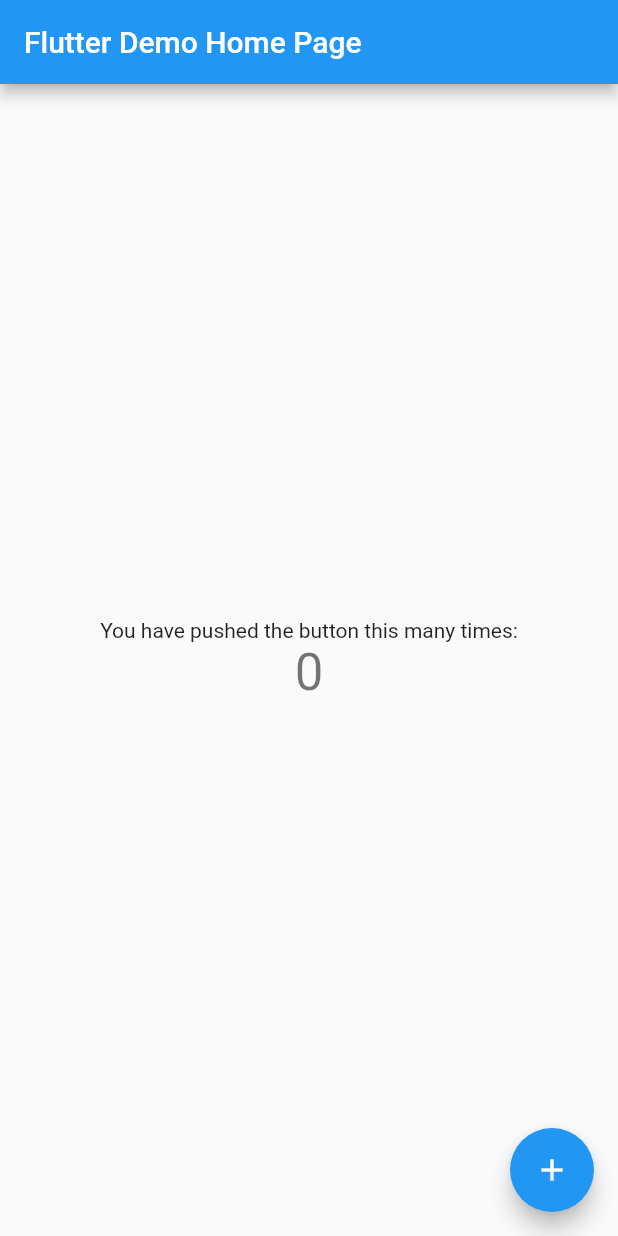
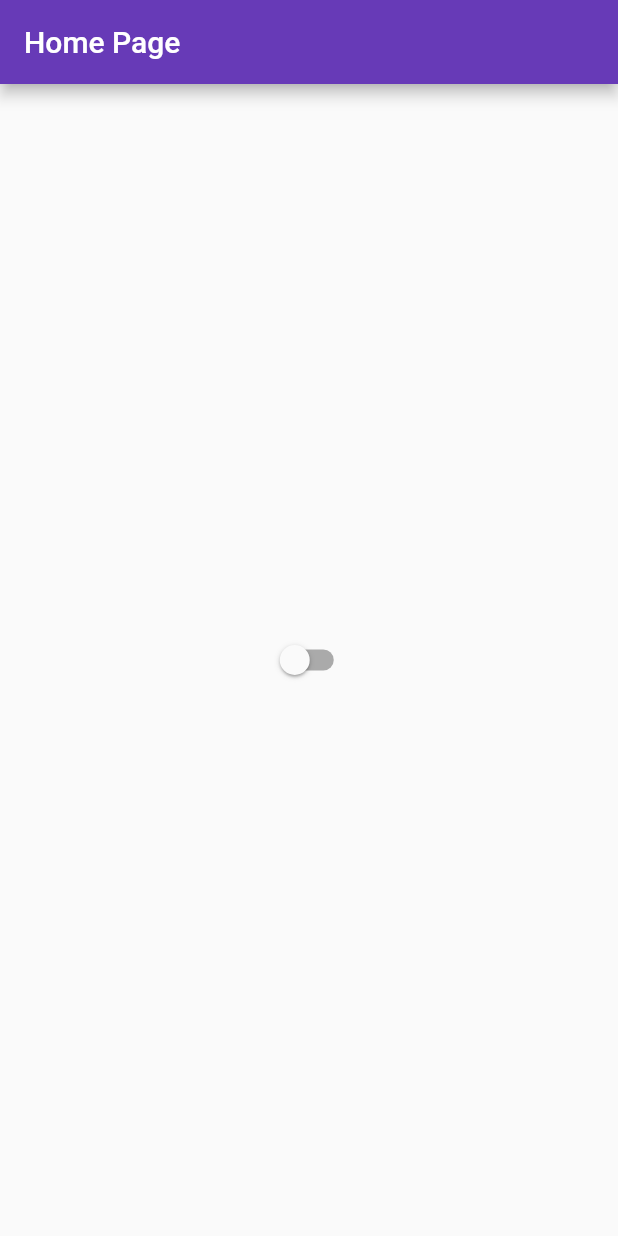
Before and after one commit to Railton98/architecture_flutter_week, a Flutter app: the screen it shows after launch, on a phone screen of 412 x 824 dp. Run offline on Flutter 3.47's test engine with Material 2 defaults, Android fonts, the phone set to English and light mode, and no system bars.

Commit message:
lesson #1 - Views and Controllers

```diff
--- /dev/null
+++ b/lib/app/app_widget.dart
@@ -0,0 +1,25 @@
+import 'package:flutter/material.dart';
+
+import 'controllers/app_controller.dart';
+import 'pages/home/home_page.dart';
+
+class AppWidget extends StatelessWidget {
+  @override
+  Widget build(BuildContext context) {
+    return ValueListenableBuilder<bool>(
+      valueListenable: AppController.instance.themeSwitch,
+      builder: (context, isDark, child) {
+        return MaterialApp(
+          debugShowCheckedModeBanner: false,
+          title: 'Flutter Week | Architecture',
+          theme: ThemeData(
+            primarySwatch: Colors.deepPurple,
+            visualDensity: VisualDensity.adaptivePlatformDensity,
+            brightness: isDark ? Brightness.dark : Brightness.light,
+          ),
+          home: HomePage(),
+        );
+      },
+    );
+  }
+}
--- /dev/null
+++ b/lib/app/components/custom_switch_widget.dart
@@ -0,0 +1,14 @@
+import 'package:architecture_flutter_week/app/controllers/app_controller.dart';
+import 'package:flutter/material.dart';
+
+class CustomSwitchWidget extends StatelessWidget {
+  @override
+  Widget build(BuildContext context) {
+    return Switch(
+      value: AppController.instance.themeSwitch.value,
+      onChanged: (value) {
+        AppController.instance.changeTheme(value);
+      },
+    );
+  }
+}
--- /dev/null
+++ b/lib/app/controllers/app_controller.dart
@@ -0,0 +1,13 @@
+import 'package:flutter/material.dart';
+
+class AppController {
+  static final AppController instance = AppController._();
+
+  AppController._();
+
+  final themeSwitch = ValueNotifier<bool>(false);
+
+  changeTheme(bool value) {
+    themeSwitch.value = value;
+  }
+}
--- /dev/null
+++ b/lib/app/pages/home/home_page.dart
@@ -0,0 +1,19 @@
+import 'package:architecture_flutter_week/app/components/custom_switch_widget.dart';
+import 'package:flutter/material.dart';
+
+class HomePage extends StatefulWidget {
+  @override
+  _HomePageState createState() => _HomePageState();
+}
+
+class _HomePageState extends State<HomePage> {
+  @override
+  Widget build(BuildContext context) {
+    return Scaffold(
+      appBar: AppBar(title: Text('Home Page')),
+      body: Center(
+        child: CustomSwitchWidget(),
+      ),
+    );
+  }
+}
--- a/lib/main.dart
+++ b/lib/main.dart
@@ -1,104 +1,7 @@
 import 'package:flutter/material.dart';
 
+import 'app/app_widget.dart';
+
 void main() {
-  runApp(MyApp());
+  runApp(AppWidget());
 }
-
-class MyApp extends StatelessWidget {
-  @override
-  Widget build(BuildContext context) {
-    return MaterialApp(
-      title: 'Flutter Demo',
-      theme: ThemeData(
-        primarySwatch: Colors.blue,
-        visualDensity: VisualDensity.adaptivePlatformDensity,
-      ),
-      home: MyHomePage(title: 'Flutter Demo Home Page'),
-    );
-  }
-}
-
-class MyHomePage extends StatefulWidget {
-  MyHomePage({Key key, this.title}) : super(key: key);
-
-  // This widget is the home page of your application. It is stateful, meaning
-  // that it has a State object (defined below) that contains fields that affect
-  // how it looks.
-
-  // This class is the configuration for the state. It holds the values (in this
-  // case the title) provided by the parent (in this case the App widget) and
-  // used by the build method of the State. Fields in a Widget subclass are
-  // always marked "final".
-
-  final String title;
-
-  @override
-  _MyHomePageState createState() => _MyHomePageState();
-}
-
-class _MyHomePageState extends State<MyHomePage> {
-  int _counter = 0;
-
-  void _incrementCounter() {
-    setState(() {
-      // This call to setState tells the Flutter framework that something has
-      // changed in this State, which causes it to rerun the build method below
-      // so that the display can reflect the updated values. If we changed
-      // _counter without calling setState(), then the build method would not be
-      // called again, and so nothing would appear to happen.
-      _counter++;
-    });
-  }
-
-  @override
-  Widget build(BuildContext context) {
-    // This method is rerun every time setState is called, for instance as done
-    // by the _incrementCounter method above.
-    //
-    // The Flutter framework has been optimized to make rerunning build methods
-    // fast, so that you can just rebuild anything that needs updating rather
-    // than having to individually change instances of widgets.
-    return Scaffold(
-      appBar: AppBar(
-        // Here we take the value from the MyHomePage object that was created by
-        // the App.build method, and use it to set our appbar title.
-        title: Text(widget.title),
-      ),
-      body: Center(
-        // Center is a layout widget. It takes a single child and positions it
-        // in the middle of the parent.
-        child: Column(
-          // Column is also a layout widget. It takes a list of children and
-          // arranges them vertically. By default, it sizes itself to fit its
-          // children horizontally, and tries to be as tall as its parent.
-          //
-          // Invoke "debug painting" (press "p" in the console, choose the
-          // "Toggle Debug Paint" action from the Flutter Inspector in Android
-          // Studio, or the "Toggle Debug Paint" command in Visual Studio Code)
-          // to see the wireframe for each widget.
-          //
-          // Column has various properties to control how it sizes itself and
-          // how it positions its children. Here we use mainAxisAlignment to
-          // center the children vertically; the main axis here is the vertical
-          // axis because Columns are vertical (the cross axis would be
-          // horizontal).
-          mainAxisAlignment: MainAxisAlignment.center,
-          children: <Widget>[
-            Text(
-              'You have pushed the button this many times:',
-            ),
-            Text(
-              '$_counter',
-              style: Theme.of(context).textTheme.headline4,
-            ),
-          ],
-        ),
-      ),
-      floatingActionButton: FloatingActionButton(
-        onPressed: _incrementCounter,
-        tooltip: 'Increment',
-        child: Icon(Icons.add),
-      ), // This trailing comma makes auto-formatting nicer for build methods.
-    );
-  }
-}
```
Also changed, not shown: lib/app/pages/login/login_page.dart (added, +23 -0 lines), 1 other file.
